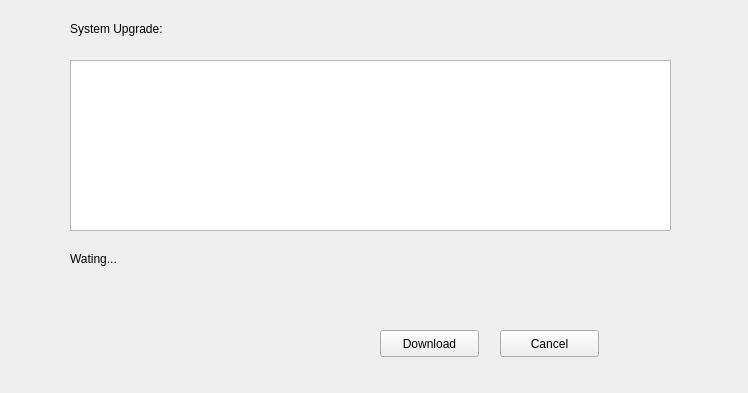
First picture: the form in k1160pro/HNWidgets/hnupgradewidget.ui, repository photonlili/K1160, before the edit.
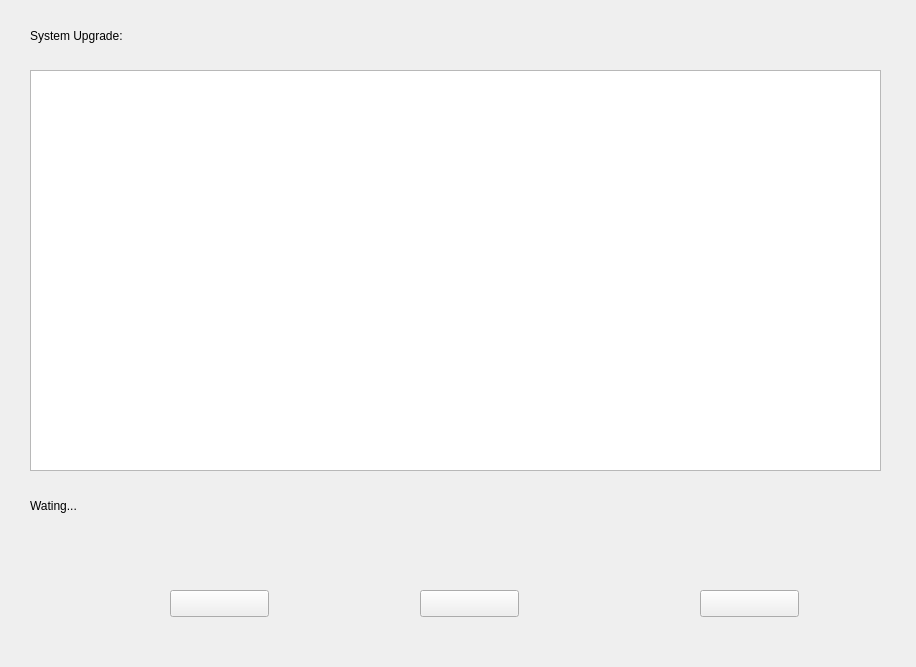
Second picture: the form after the edit. Custom widgets are drawn as their Qt base class.

The edit to the form file:
```diff
--- a/k1160pro/HNWidgets/hnupgradewidget.ui
+++ b/k1160pro/HNWidgets/hnupgradewidget.ui
@@ -6,8 +6,8 @@
    <rect>
     <x>0</x>
     <y>0</y>
-    <width>748</width>
-    <height>393</height>
+    <width>916</width>
+    <height>667</height>
    </rect>
   </property>
   <property name="windowTitle">
@@ -34,10 +34,10 @@
      <widget class="QLabel" name="lbTip">
       <property name="geometry">
        <rect>
-        <x>70</x>
+        <x>30</x>
         <y>20</y>
-        <width>231</width>
-        <height>17</height>
+        <width>331</width>
+        <height>31</height>
        </rect>
       </property>
       <property name="text">
@@ -50,20 +50,20 @@
      <widget class="HNProgressBar" name="widgetUpgrade" native="true">
       <property name="geometry">
        <rect>
-        <x>70</x>
-        <y>290</y>
+        <x>30</x>
+        <y>540</y>
         <width>611</width>
-        <height>17</height>
+        <height>31</height>
        </rect>
       </property>
      </widget>
      <widget class="QLabel" name="lbUpgrade">
       <property name="geometry">
        <rect>
-        <x>70</x>
-        <y>250</y>
-        <width>103</width>
-        <height>17</height>
+        <x>30</x>
+        <y>490</y>
+        <width>301</width>
+        <height>31</height>
        </rect>
       </property>
       <property name="text">
@@ -73,37 +73,50 @@
      <widget class="QTextBrowser" name="tbVersion">
       <property name="geometry">
        <rect>
-        <x>70</x>
-        <y>60</y>
-        <width>601</width>
-        <height>171</height>
+        <x>30</x>
+        <y>70</y>
+        <width>851</width>
+        <height>401</height>
        </rect>
       </property>
      </widget>
      <widget class="QPushButton" name="btnDown">
       <property name="geometry">
        <rect>
-        <x>380</x>
-        <y>330</y>
+        <x>420</x>
+        <y>590</y>
         <width>99</width>
         <height>27</height>
        </rect>
       </property>
       <property name="text">
-       <string>Download</string>
+       <string/>
       </property>
      </widget>
      <widget class="QPushButton" name="btnCancel">
       <property name="geometry">
        <rect>
-        <x>500</x>
-        <y>330</y>
+        <x>700</x>
+        <y>590</y>
         <width>99</width>
         <height>27</height>
        </rect>
       </property>
       <property name="text">
-       <string>Cancel</string>
+       <string/>
+      </property>
+     </widget>
+     <widget class="HNPushButton" name="btnCheck">
+      <property name="geometry">
+       <rect>
+        <x>170</x>
+        <y>590</y>
+        <width>99</width>
+        <height>27</height>
+       </rect>
+      </property>
+      <property name="text">
+       <string/>
       </property>
      </widget>
     </widget>
@@ -118,6 +131,11 @@
    <header>hnprogressbar.h</header>
    <container>1</container>
   </customwidget>
+  <customwidget>
+   <class>HNPushButton</class>
+   <extends>QPushButton</extends>
+   <header>hnpushbutton.h</header>
+  </customwidget>
  </customwidgets>
  <resources/>
  <connections/>
```
Left out of the diff: 4 changed lines with no effect on the pictures.
